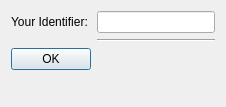
loranjenkins/Varjo_HeadMount, file participantUI/participantinfodialog.ui: the form before one commit.
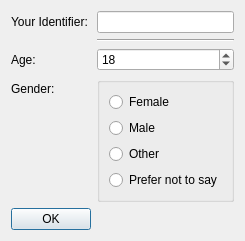
The form after the commit.

```diff
--- a/participantUI/participantinfodialog.ui
+++ b/participantUI/participantinfodialog.ui
@@ -6,8 +6,8 @@
    <rect>
     <x>0</x>
     <y>0</y>
-    <width>226</width>
-    <height>107</height>
+    <width>240</width>
+    <height>219</height>
    </rect>
   </property>
   <property name="windowTitle">
@@ -42,6 +42,94 @@
     </widget>
    </item>
    <item row="2" column="0">
+    <widget class="QLabel" name="label_2">
+     <property name="text">
+      <string>Age:</string>
+     </property>
+    </widget>
+   </item>
+   <item row="2" column="1">
+    <widget class="QSpinBox" name="ageSpinBox">
+     <property name="value">
+      <number>18</number>
+     </property>
+    </widget>
+   </item>
+   <item row="3" column="0">
+    <widget class="QLabel" name="label_3">
+     <property name="text">
+      <string>Gender:</string>
+     </property>
+    </widget>
+   </item>
+   <item row="3" column="1">
+    <widget class="QGroupBox" name="groupBox">
+     <property name="sizePolicy">
+      <sizepolicy hsizetype="Expanding" vsizetype="Preferred">
+       <horstretch>0</horstretch>
+       <verstretch>0</verstretch>
+      </sizepolicy>
+     </property>
+     <property name="title">
+      <string/>
+     </property>
+     <layout class="QVBoxLayout" name="verticalLayout">
+      <item>
+       <widget class="QRadioButton" name="femaleRadioButton">
+        <property name="sizePolicy">
+         <sizepolicy hsizetype="Expanding" vsizetype="Fixed">
+          <horstretch>0</horstretch>
+          <verstretch>0</verstretch>
+         </sizepolicy>
+        </property>
+        <property name="text">
+         <string>Female</string>
+        </property>
+       </widget>
+      </item>
+      <item>
+       <widget class="QRadioButton" name="maleRadioButton">
+        <property name="sizePolicy">
+         <sizepolicy hsizetype="Expanding" vsizetype="Fixed">
+          <horstretch>0</horstretch>
+          <verstretch>0</verstretch>
+         </sizepolicy>
+        </property>
+        <property name="text">
+         <string>Male</string>
+        </property>
+       </widget>
+      </item>
+      <item>
+       <widget class="QRadioButton" name="otherRadioButton">
+        <property name="sizePolicy">
+         <sizepolicy hsizetype="Expanding" vsizetype="Fixed">
+          <horstretch>0</horstretch>
+          <verstretch>0</verstretch>
+         </sizepolicy>
+        </property>
+        <property name="text">
+         <string>Other</string>
+        </property>
+       </widget>
+      </item>
+      <item>
+       <widget class="QRadioButton" name="unknownRadioButton">
+        <property name="sizePolicy">
+         <sizepolicy hsizetype="Expanding" vsizetype="Fixed">
+          <horstretch>0</horstretch>
+          <verstretch>0</verstretch>
+         </sizepolicy>
+        </property>
+        <property name="text">
+         <string>Prefer not to say</string>
+        </property>
+       </widget>
+      </item>
+     </layout>
+    </widget>
+   </item>
+   <item row="4" column="0">
     <widget class="QDialogButtonBox" name="buttonBox">
      <property name="orientation">
       <enum>Qt::Horizontal</enum>
```
